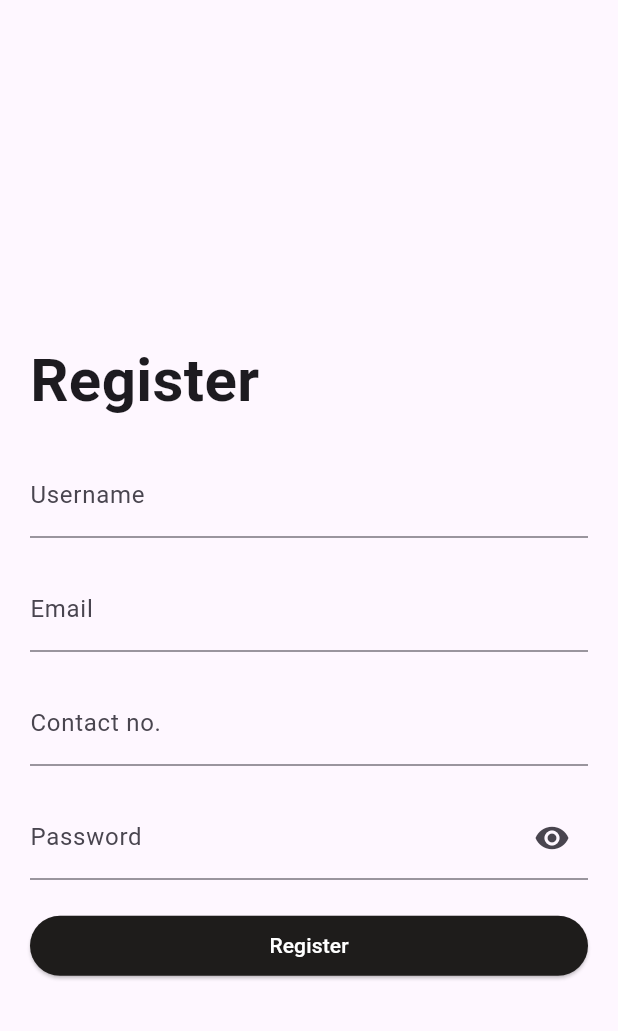
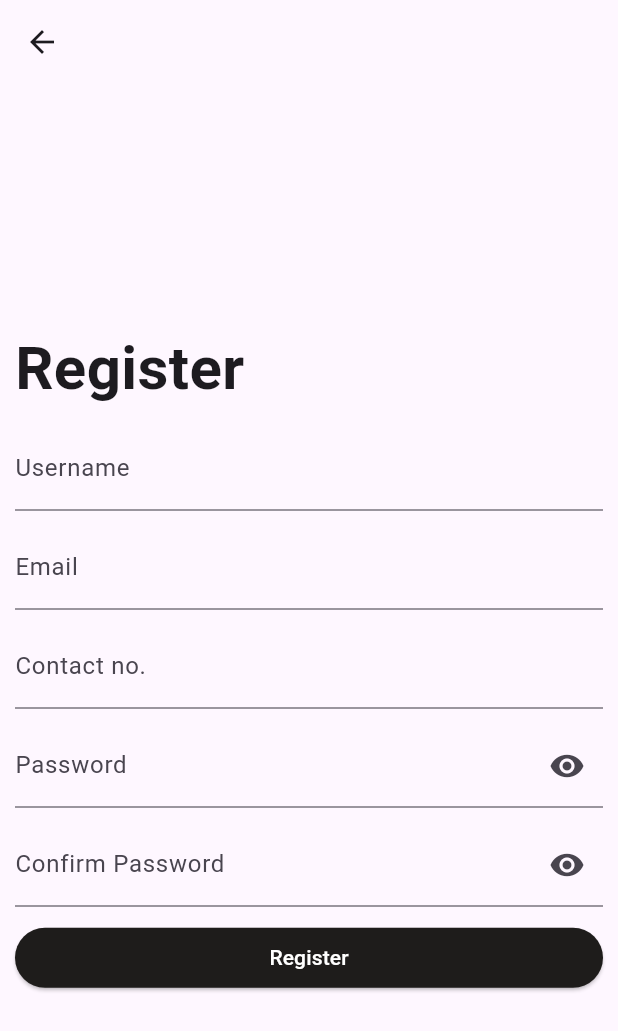
Before and after one commit to kushalram-k/OnlineAuctionApp, a Flutter app: the RegisterPage screen opened directly, on a phone screen of 412 x 824 dp. Shown: the top 1031 px of the screen. Run offline on Flutter 3.47's test engine with Material 3 defaults, Android fonts, the phone set to English and light mode, and no system bars.

Commit message:
register page updated

```diff
--- a/lib/main.dart
+++ b/lib/main.dart
@@ -1,3 +1,4 @@
+import 'package:auction_app/pages/register.dart';
 import 'package:flutter/material.dart';
 import 'package:flutter/services.dart';
 import 'package:auction_app/pages/login.dart';
@@ -14,12 +15,12 @@ void main() {
     ),
     debugShowCheckedModeBanner: false,
     initialRoute: '/home',
-    routes:{
-      '/':(context) => login(),
+    routes: {
+      '/': (context) => login(),
       // '/loading':(context) => loading(),
-      '/home':(context) => HomePage(),
+      '/home': (context) => HomePage(),
       // '/location':(context) => choose_location(),
-    }
-    ,
+      '/register': (context) => RegisterPage(),
+    },
   ));
 }
--- a/lib/pages/register.dart
+++ b/lib/pages/register.dart
@@ -1,18 +1,5 @@
 import 'package:flutter/material.dart';
 import 'package:flutter/widgets.dart';
-
-class RegisterApp extends StatelessWidget {
-  @override
-  Widget build(BuildContext context) {
-    return MaterialApp(
-      title: 'Register Page',
-      theme: ThemeData(
-        primarySwatch: Colors.blue,
-      ),
-      home: RegisterPage(),
-    );
-  }
-}
 
 class RegisterPage extends StatefulWidget {
   @override
@@ -24,13 +11,16 @@ class _RegisterPageState extends State<RegisterPage> {
   final TextEditingController _emailController = TextEditingController();
   final TextEditingController _contactController = TextEditingController();
   final TextEditingController _passwordController = TextEditingController();
+  final TextEditingController _confirmpasswordController =
+      TextEditingController();
   bool _obscureText = true;
+  bool _obscureText1 = true;
   @override
   Widget build(BuildContext context) {
     return Scaffold(
       appBar: AppBar(),
       body: Padding(
-        padding: const EdgeInsets.all(20.0),
+        padding: const EdgeInsets.all(10.0),
         child: Column(
           mainAxisAlignment: MainAxisAlignment.center,
           crossAxisAlignment: CrossAxisAlignment.start,
@@ -43,7 +33,7 @@ class _RegisterPageState extends State<RegisterPage> {
               ),
             ),
             SizedBox(
-              height: 20.0,
+              height: 10.0,
             ),
             TextFormField(
               controller: _usernameController,
@@ -54,7 +44,7 @@ class _RegisterPageState extends State<RegisterPage> {
                         BorderSide(color: Color.fromARGB(255, 216, 97, 29))),
               ),
             ),
-            const SizedBox(height: 20.0),
+            const SizedBox(height: 10.0),
             TextFormField(
               controller: _emailController,
               decoration: const InputDecoration(
@@ -64,7 +54,7 @@ class _RegisterPageState extends State<RegisterPage> {
                         BorderSide(color: Color.fromARGB(255, 216, 97, 29))),
               ),
             ),
-            const SizedBox(height: 20.0),
+            const SizedBox(height: 10.0),
             TextFormField(
               controller: _contactController,
               obscureText: false,
@@ -75,7 +65,7 @@ class _RegisterPageState extends State<RegisterPage> {
                         BorderSide(color: Color.fromARGB(255, 216, 97, 29))),
               ),
             ),
-            const SizedBox(height: 20.0),
+            const SizedBox(height: 10.0),
             TextFormField(
               controller: _passwordController,
               obscureText: _obscureText,
@@ -95,7 +85,27 @@ class _RegisterPageState extends State<RegisterPage> {
                 ),
               ),
             ),
-            const SizedBox(height: 20.0),
+            SizedBox(height: 10.0),
+            TextFormField(
+              controller: _confirmpasswordController,
+              obscureText: _obscureText1,
+              decoration: InputDecoration(
+                labelText: 'Confirm Password',
+                focusedBorder: OutlineInputBorder(
+                    borderSide:
+                        BorderSide(color: Color.fromARGB(255, 216, 97, 29))),
+                suffixIcon: IconButton(
+                  icon: Icon(
+                      _obscureText1 ? Icons.visibility : Icons.visibility_off),
+                  onPressed: () {
+                    setState(() {
+                      _obscureText1 = !_obscureText1;
+                    });
+                  },
+                ),
+              ),
+            ),
+            const SizedBox(height: 10.0),
             Center(
               child: SizedBox(
                 width: 400.0,
--- a/lib/pages/seller.dart
+++ b/lib/pages/seller.dart
@@ -18,7 +18,7 @@ class _additemState extends State<additem> {
     return Scaffold(
       appBar: AppBar(
         title: Text(
-          'Register Item for Auction',
+          'Sell Item',
           style: TextStyle(color: Color.fromARGB(255, 30, 28, 27)),
         ),
       ),
```
